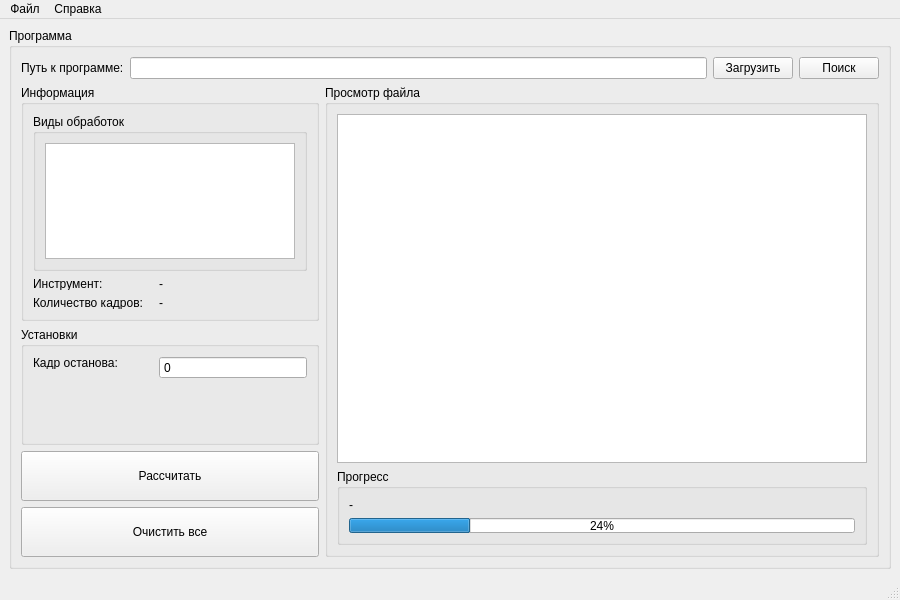
Above: mainwindow.ui from MiBeloz/ScorpionResume before the change. Below: the same form after it.
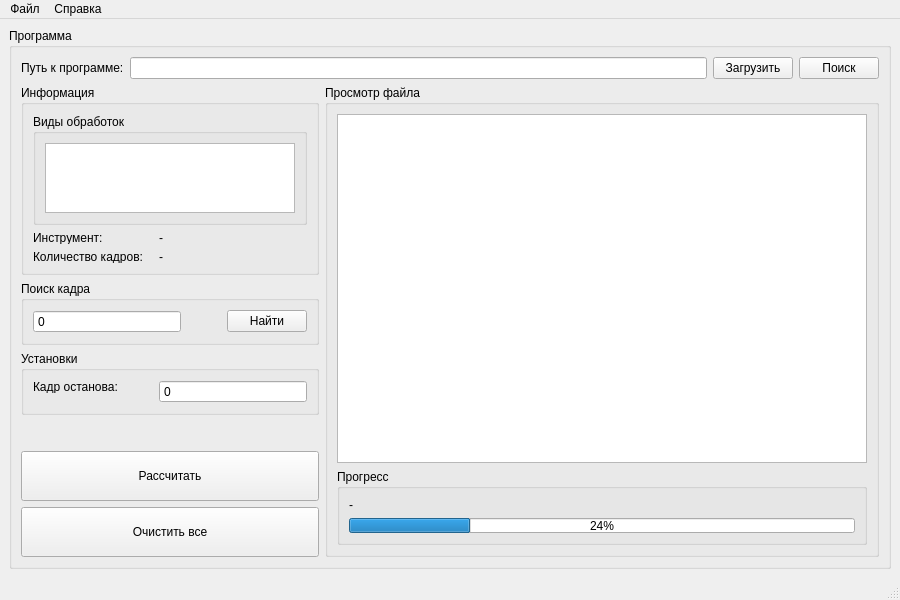
That is the form after the change.

```diff
--- a/mainwindow.ui
+++ b/mainwindow.ui
@@ -32,93 +32,38 @@
       <property name="title">
        <string>Программа</string>
       </property>
-      <layout class="QGridLayout" name="gridLayout" rowstretch="0,20,10,20" columnstretch="35,65">
-       <item row="1" column="0">
-        <widget class="QGroupBox" name="grB_info">
-         <property name="title">
-          <string>Информация</string>
-         </property>
-         <layout class="QGridLayout" name="gridLayout_2">
-          <item row="2" column="1">
-           <widget class="QLabel" name="lb_countOfFrames">
+      <layout class="QGridLayout" name="gridLayout" rowstretch="0,20,10,20,0,0,0" columnstretch="35,65">
+       <item row="6" column="0">
+        <layout class="QVBoxLayout" name="verticalLayout_ButtonOkClear" stretch="0,0">
+         <item>
+          <widget class="QPushButton" name="pb_calculate">
             <property name="minimumSize">
              <size>
-              <width>114</width>
-              <height>13</height>
+             <width>0</width>
+             <height>50</height>
              </size>
             </property>
             <property name="text">
-             <string>-</string>
+            <string>Рассчитать</string>
             </property>
            </widget>
           </item>
-          <item row="1" column="0">
-           <widget class="QLabel" name="lb_toolName">
+         <item>
+          <widget class="QPushButton" name="pb_clear">
             <property name="minimumSize">
              <size>
-              <width>120</width>
-              <height>13</height>
-             </size>
-            </property>
-            <property name="maximumSize">
-             <size>
-              <width>120</width>
-              <height>13</height>
-             </size>
-            </property>
+             <width>0</width>
+             <height>50</height>
+            </size>
+           </property>
             <property name="text">
-             <string>Инструмент:</string>
+            <string>Очистить все</string>
             </property>
            </widget>
           </item>
-          <item row="2" column="0">
-           <widget class="QLabel" name="lb_countOfFramesName">
-            <property name="minimumSize">
-             <size>
-              <width>120</width>
-              <height>13</height>
-             </size>
-            </property>
-            <property name="maximumSize">
-             <size>
-              <width>120</width>
-              <height>13</height>
-             </size>
-            </property>
-            <property name="text">
-             <string>Количество кадров:</string>
-            </property>
-           </widget>
-          </item>
-          <item row="1" column="1">
-           <widget class="QLabel" name="lb_tool">
-            <property name="minimumSize">
-             <size>
-              <width>114</width>
-              <height>13</height>
-             </size>
-            </property>
-            <property name="text">
-             <string>-</string>
-            </property>
-           </widget>
-          </item>
-          <item row="0" column="0" colspan="2">
-           <widget class="QGroupBox" name="grB_typeOfProcessing">
-            <property name="title">
-             <string>Виды обработок</string>
-            </property>
-            <layout class="QVBoxLayout" name="verticalLayout_3">
-             <item>
-              <widget class="QListWidget" name="lw_typeOfProcessing"/>
-             </item>
-            </layout>
-           </widget>
-          </item>
-         </layout>
-        </widget>
-       </item>
-       <item row="1" column="1" rowspan="3">
+        </layout>
+       </item>
+       <item row="1" column="1" rowspan="6">
         <widget class="QGroupBox" name="grB_file">
          <property name="title">
           <string>Просмотр файла</string>
@@ -191,7 +136,20 @@
          </layout>
         </widget>
        </item>
-       <item row="2" column="0">
+       <item row="5" column="0">
+        <spacer name="verticalSpacer">
+         <property name="orientation">
+          <enum>Qt::Vertical</enum>
+         </property>
+         <property name="sizeHint" stdset="0">
+          <size>
+           <width>20</width>
+           <height>40</height>
+          </size>
+         </property>
+        </spacer>
+       </item>
+       <item row="3" column="0">
         <widget class="QGroupBox" name="grB_settings">
          <property name="title">
           <string>Установки</string>
@@ -275,35 +233,126 @@
          </item>
         </layout>
        </item>
-       <item row="3" column="0">
-        <layout class="QVBoxLayout" name="verticalLayout_ButtonOkClear" stretch="0,0">
-         <item>
-          <widget class="QPushButton" name="pb_calculate">
+       <item row="1" column="0">
+        <widget class="QGroupBox" name="grB_info">
+         <property name="title">
+          <string>Информация</string>
+         </property>
+         <layout class="QGridLayout" name="gridLayout_2">
+          <item row="2" column="1">
+           <widget class="QLabel" name="lb_countOfFrames">
            <property name="minimumSize">
             <size>
-             <width>0</width>
-             <height>50</height>
+              <width>114</width>
+              <height>13</height>
             </size>
            </property>
            <property name="text">
-            <string>Рассчитать</string>
+             <string>-</string>
            </property>
           </widget>
          </item>
-         <item>
-          <widget class="QPushButton" name="pb_clear">
+          <item row="1" column="0">
+           <widget class="QLabel" name="lb_toolName">
            <property name="minimumSize">
             <size>
-             <width>0</width>
-             <height>50</height>
-            </size>
-           </property>
+              <width>120</width>
+              <height>13</height>
+             </size>
+            </property>
+            <property name="maximumSize">
+             <size>
+              <width>120</width>
+              <height>13</height>
+             </size>
+            </property>
            <property name="text">
-            <string>Очистить все</string>
+             <string>Инструмент:</string>
            </property>
           </widget>
          </item>
-        </layout>
+          <item row="2" column="0">
+           <widget class="QLabel" name="lb_countOfFramesName">
+            <property name="minimumSize">
+             <size>
+              <width>120</width>
+              <height>13</height>
+             </size>
+            </property>
+            <property name="maximumSize">
+             <size>
+              <width>120</width>
+              <height>13</height>
+             </size>
+            </property>
+            <property name="text">
+             <string>Количество кадров:</string>
+            </property>
+           </widget>
+          </item>
+          <item row="1" column="1">
+           <widget class="QLabel" name="lb_tool">
+            <property name="minimumSize">
+             <size>
+              <width>114</width>
+              <height>13</height>
+             </size>
+            </property>
+            <property name="text">
+             <string>-</string>
+            </property>
+           </widget>
+          </item>
+          <item row="0" column="0" colspan="2">
+           <widget class="QGroupBox" name="grB_typeOfProcessing">
+            <property name="title">
+             <string>Виды обработок</string>
+            </property>
+            <layout class="QVBoxLayout" name="verticalLayout_3">
+             <item>
+              <widget class="QListWidget" name="lw_typeOfProcessing"/>
+             </item>
+            </layout>
+           </widget>
+          </item>
+         </layout>
+        </widget>
+       </item>
+       <item row="2" column="0">
+        <widget class="QGroupBox" name="grB_findFrame">
+         <property name="title">
+          <string>Поиск кадра</string>
+         </property>
+         <layout class="QHBoxLayout" name="horizontalLayout" stretch="60,0,0">
+          <item>
+           <widget class="QSpinBox" name="spB_findFrame">
+            <property name="buttonSymbols">
+             <enum>QAbstractSpinBox::NoButtons</enum>
+            </property>
+           </widget>
+          </item>
+          <item>
+           <spacer name="horizontalSpacer">
+            <property name="orientation">
+             <enum>Qt::Horizontal</enum>
+            </property>
+            <property name="sizeHint" stdset="0">
+             <size>
+              <width>40</width>
+              <height>20</height>
+             </size>
+            </property>
+           </spacer>
+          </item>
+          <item>
+           <widget class="QPushButton" name="pb_fundFrame">
+            <property name="text">
+             <string>Найти</string>
+            </property>
+           </widget>
+          </item>
+         </layout>
+        </widget>
        </item>
       </layout>
      </widget>
```
Lines whose indentation alone changed are shown as unchanged.
